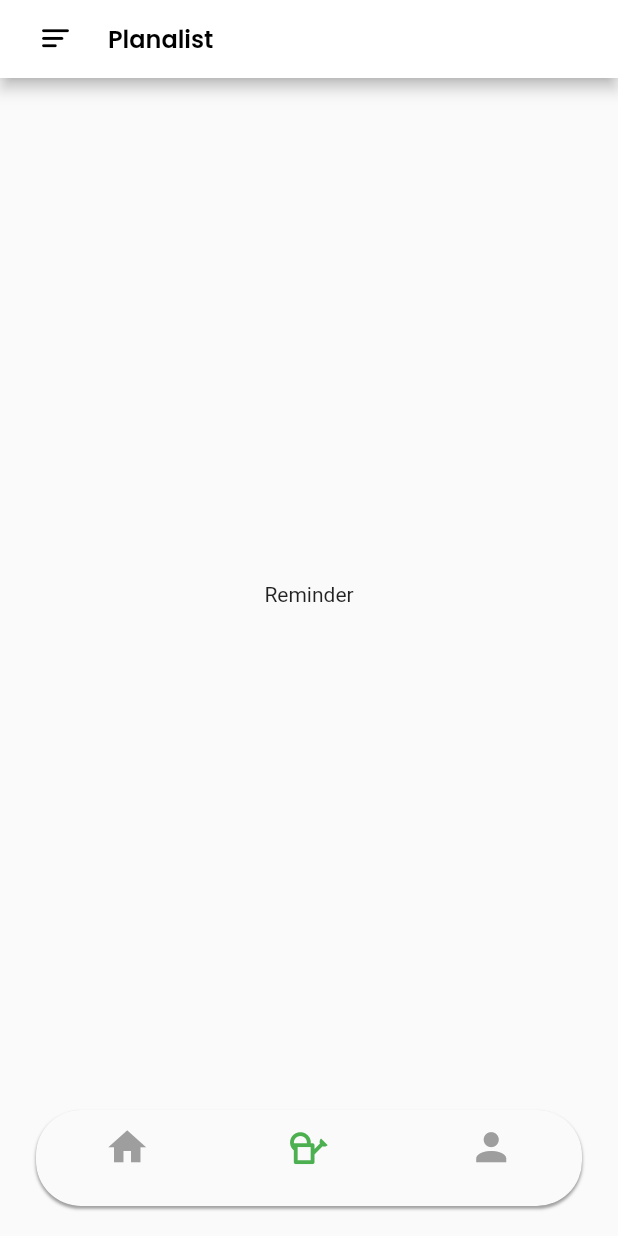
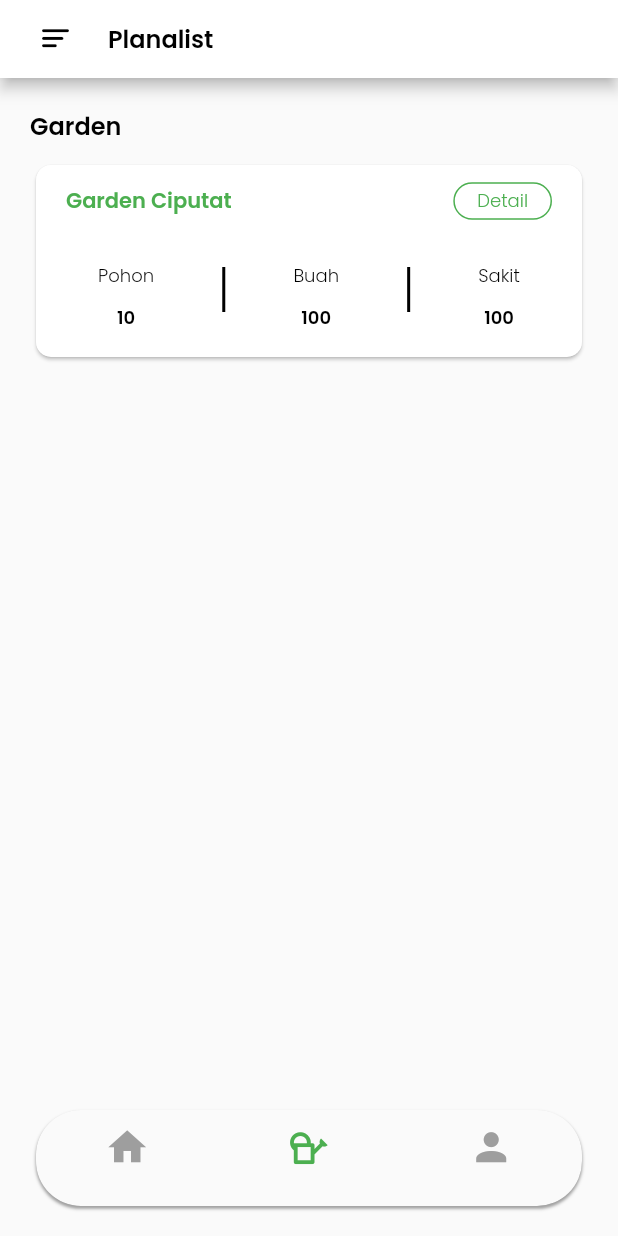
Before and after one commit to arifulnaufal16/Planalist, a Flutter app: the Home screen opened directly, item 2 of the bottom bar chosen, on a phone screen of 412 x 824 dp. Run offline on Flutter 3.47's test engine with Material 2 defaults, Android fonts, the phone set to English and light mode, and no system bars; our stand-ins replace group_button, page_transition; missing offline and left inert: custom_dropdown, dart:ffi.

Commit message:
garden page

```diff
--- /dev/null
+++ b/lib/garden/myGarden.dart
@@ -0,0 +1,208 @@
+import 'package:flutter/material.dart';
+import 'package:page_transition/page_transition.dart';
+import 'myGardenDetails.dart';
+
+class MyGarden extends StatefulWidget {
+  @override
+  _MyGardenState createState() => _MyGardenState();
+}
+
+class _MyGardenState extends State<MyGarden> {
+  @override
+  Widget build(BuildContext context) {
+    return Padding(
+      padding: EdgeInsets.all(20),
+      child: ListView(
+        children: [
+          Container(
+            child: Text(
+              "Garden",
+              style: TextStyle(
+                color: Colors.black,
+                fontSize: 16,
+                fontFamily: 'PoppinsStyle',
+                fontStyle: FontStyle.normal,
+                fontWeight: FontWeight.w700,
+              ),
+            ),
+          ),
+          SizedBox(
+            height: 10,
+          ),
+          Container(
+            child: Card(
+              shape: RoundedRectangleBorder(
+                  borderRadius: BorderRadius.circular(10)),
+              // child: InkWell(
+              //   splashColor: Colors.blue.withAlpha(30),
+              //   onTap: () {
+              //     print('Card tapped.');
+              //   },
+              child: Container(
+                width: MediaQuery.of(context).size.width,
+                child: Column(
+                  children: [
+                    Padding(
+                      padding: const EdgeInsets.only(left: 20, right: 20),
+                      child: Row(
+                        mainAxisAlignment: MainAxisAlignment.spaceBetween,
+                        children: [
+                          Text(
+                            "Garden Ciputat",
+                            style: TextStyle(
+                              color: Colors.green,
+                              fontSize: 14,
+                              fontFamily: 'PoppinsStyle',
+                              fontStyle: FontStyle.normal,
+                              fontWeight: FontWeight.w700,
+                            ),
+                          ),
+                          ButtonTheme(
+                            height: 25.0,
+                            minWidth: 20,
+                            child: FlatButton(
+                              onPressed: () {
+                                Navigator.push(
+                                  context,
+                                  PageTransition(
+                                      type: PageTransitionType.rightToLeft,
+                                      duration: Duration(milliseconds: 800),
+                                      child: MyGardenDetails(),
+                                      ctx: context),
+                                );
+                              },
+                              child: Text(
+                                "Detail",
+                                style: TextStyle(
+                                  fontSize: 12,
+                                  fontFamily: 'PoppinsStyle',
+                                  fontStyle: FontStyle.normal,
+                                  fontWeight: FontWeight.w100,
+                                ),
+                              ),
+                              shape: RoundedRectangleBorder(
+                                borderRadius: BorderRadius.circular(30),
+                                side: BorderSide(
+                                  color: Colors.green,
+                                  width: 1,
+                                ),
+                              ),
+                              splashColor: Colors.green,
+                              textColor: Colors.green,
+                            ),
+                          )
+                        ],
+                      ),
+                    ),
+                    Container(
+                      height: 80,
+                      child: Row(
+                        mainAxisAlignment: MainAxisAlignment.spaceEvenly,
+                        children: [
+                          Container(
+                            child: Column(
+                              mainAxisAlignment: MainAxisAlignment.center,
+                              children: [
+                                Text(
+                                  "Pohon",
+                                  style: TextStyle(
+                                      color: Colors.black,
+                                      fontSize: 12,
+                                      fontFamily: 'PoppinsStyle',
+                                      fontStyle: FontStyle.normal,
+                                      fontWeight: FontWeight.w100),
+                                ),
+                                SizedBox(height: 10),
+                                Text(
+                                  "10",
+                                  style: TextStyle(
+                                      color: Colors.black,
+                                      fontSize: 12,
+                                      fontFamily: 'PoppinsStyle',
+                                      fontStyle: FontStyle.normal,
+                                      fontWeight: FontWeight.w700),
+                                ),
+                              ],
+                            ),
+                          ),
+                          VerticalDivider(
+                            width: 10,
+                            color: Colors.black,
+                            thickness: 2,
+                            indent: 20,
+                            endIndent: 30,
+                          ),
+                          Container(
+                            child: Column(
+                              mainAxisAlignment: MainAxisAlignment.center,
+                              children: [
+                                Text(
+                                  "Buah",
+                                  style: TextStyle(
+                                    color: Colors.black,
+                                    fontSize: 12,
+                                    fontFamily: 'PoppinsStyle',
+                                    fontStyle: FontStyle.normal,
+                                    fontWeight: FontWeight.w100,
+                                  ),
+                                ),
+                                SizedBox(height: 10),
+                                Text(
+                                  "100",
+                                  style: TextStyle(
+                                      color: Colors.black,
+                                      fontSize: 12,
+                                      fontFamily: 'PoppinsStyle',
+                                      fontStyle: FontStyle.normal,
+                                      fontWeight: FontWeight.w700),
+                                ),
+                              ],
+                            ),
+                          ),
+                          VerticalDivider(
+                            width: 10,
+                            color: Colors.black,
+                            thickness: 2,
+                            indent: 20,
+                            endIndent: 30,
+                          ),
+                          Container(
+                            child: Column(
+                              mainAxisAlignment: MainAxisAlignment.center,
+                              children: [
+                                Text(
+                                  "Sakit",
+                                  style: TextStyle(
+                                      color: Colors.black,
+                                      fontSize: 12,
+                                      fontFamily: 'PoppinsStyle',
+                                      fontStyle: FontStyle.normal,
+                                      fontWeight: FontWeight.w100),
+                                ),
+                                SizedBox(height: 10),
+                                Text(
+                                  "100",
+                                  style: TextStyle(
+                                      color: Colors.black,
+                                      fontSize: 12,
+                                      fontFamily: 'PoppinsStyle',
+                                      fontStyle: FontStyle.normal,
+                                      fontWeight: FontWeight.w700),
+                                ),
+                              ],
+                            ),
+                          ),
+                        ],
+                      ),
+                    ),
+                  ],
+                ),
+              ),
+            ),
+          ),
+          // ),
+        ],
+      ),
+    );
+  }
+}
--- a/lib/home.dart
+++ b/lib/home.dart
@@ -1,5 +1,6 @@
 import 'package:Planalist/task/myTask.dart';
 import 'package:Planalist/profile/myProfile.dart';
+import 'package:Planalist/garden/myGarden.dart';
 import 'package:Planalist/planalist_icon_icons.dart';
 import 'package:Planalist/profile/myProfileSetting.dart';
 import 'package:flutter/material.dart';
@@ -23,7 +24,7 @@ class _HomeState extends State<Home> {
   Widget build(BuildContext context) {
     final listPage = <Widget>[
       MyTask(),
-      Text('Reminder'),
+      MyGarden(),
       MyProfile(),
     ];
 
```
Also changed, not shown: lib/garden/myGardenDetails.dart (added, +265 -0 lines).
